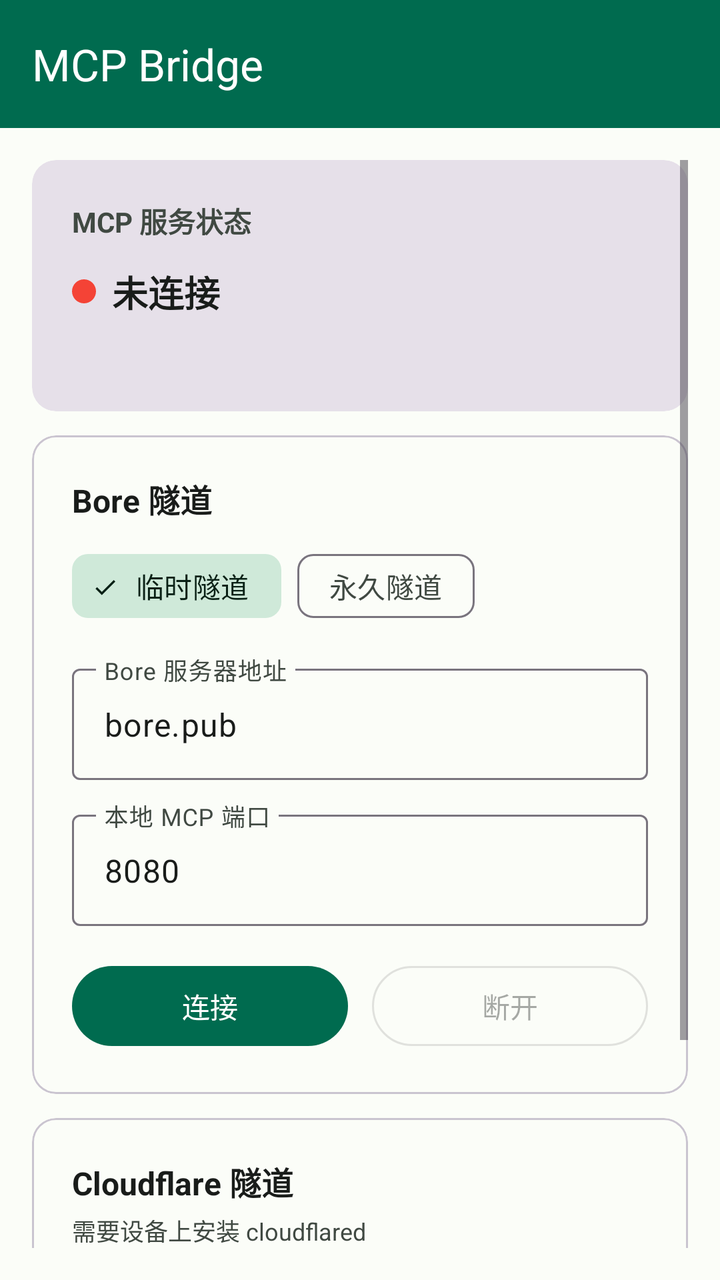
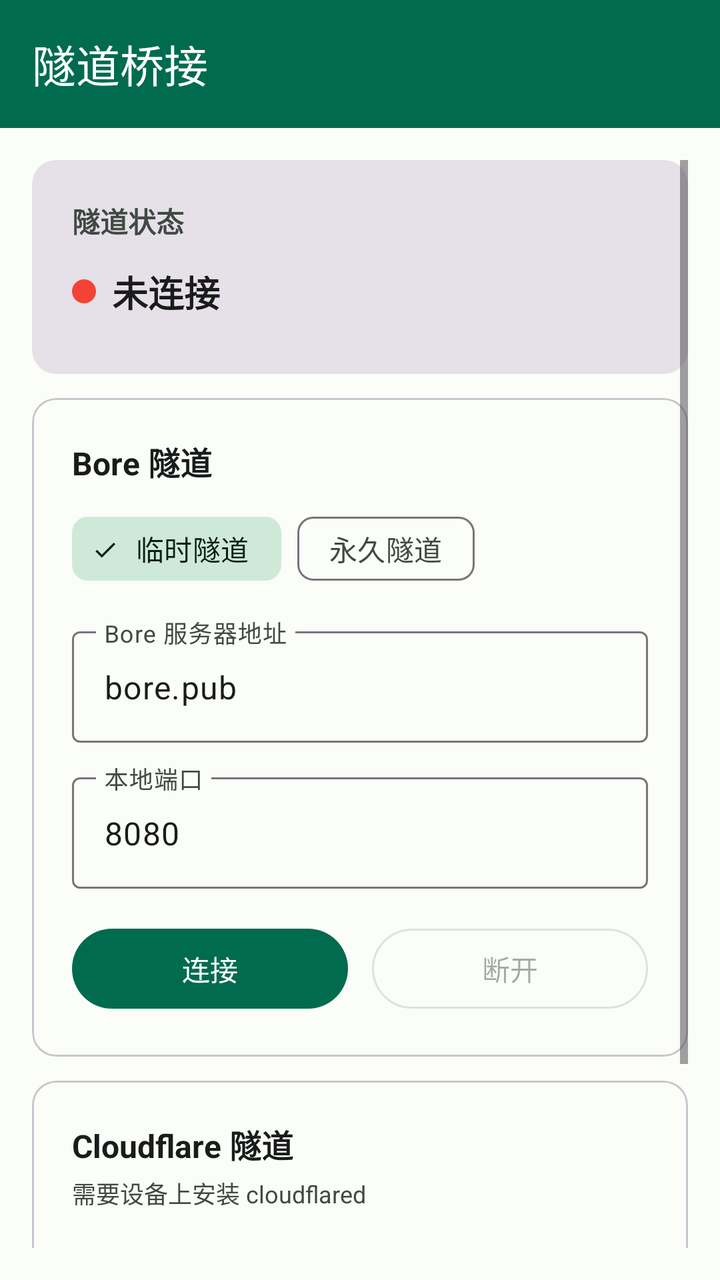

The first picture is an Android layout as it rendered before a commit; the second is the same layout after the commit. The layout source and the unified diff follow.
<!-- AndroidManifest.xml: activity theme Theme.MCPBridgeEnhanced -->
<!-- res/layout/activity_main.xml -->
<?xml version="1.0" encoding="utf-8"?>
<androidx.coordinatorlayout.widget.CoordinatorLayout xmlns:android="http://schemas.android.com/apk/res/android"
    xmlns:app="http://schemas.android.com/apk/res-auto"
    xmlns:tools="http://schemas.android.com/tools"
    android:layout_width="match_parent"
    android:layout_height="match_parent"
    tools:context=".MainActivity">

    <com.google.android.material.appbar.MaterialToolbar
        android:id="@+id/toolbar"
        android:layout_width="match_parent"
        android:layout_height="?attr/actionBarSize"
        android:background="?attr/colorPrimary"
        android:elevation="4dp"
        app:title="MCP Bridge"
        app:titleTextColor="@color/on_primary" />

    <ScrollView
        android:layout_width="match_parent"
        android:layout_height="match_parent"
        android:layout_marginTop="?attr/actionBarSize"
        android:padding="16dp">

        <LinearLayout
            android:layout_width="match_parent"
            android:layout_height="wrap_content"
            android:orientation="vertical"
            android:gravity="center_horizontal">

            
            <com.google.android.material.card.MaterialCardView
                android:layout_width="match_parent"
                android:layout_height="wrap_content"
                style="@style/Widget.Material3.CardView.Filled"
                app:cardElevation="0dp"
                android:layout_marginBottom="12dp">

                <LinearLayout
                    android:layout_width="match_parent"
                    android:layout_height="wrap_content"
                    android:orientation="vertical"
                    android:padding="20dp">

                    <TextView
                        android:layout_width="wrap_content"
                        android:layout_height="wrap_content"
                        android:text="MCP 服务状态"
                        android:textSize="14sp"
                        android:textColor="?attr/colorOnSurfaceVariant"
                        android:textStyle="bold"
                        android:layout_marginBottom="12dp" />

                    <LinearLayout
                        android:layout_width="match_parent"
                        android:layout_height="wrap_content"
                        android:orientation="horizontal"
                        android:gravity="center_vertical"
                        android:layout_marginBottom="8dp">

                        <TextView
                            android:id="@+id/tvStatusIndicator"
                            android:layout_width="12dp"
                            android:layout_height="12dp"
                            android:background="@drawable/circle_indicator"
                            android:layout_marginEnd="8dp" />

                        <TextView
                            android:id="@+id/tvStatus"
                            android:layout_width="wrap_content"
                            android:layout_height="wrap_content"
                            android:text="未连接"
                            android:textSize="18sp"
                            android:textStyle="bold"
                            android:textColor="?attr/colorOnSurface" />

                        <TextView
                            android:id="@+id/tvTunnelType"
                            android:layout_width="wrap_content"
                            android:layout_height="wrap_content"
                            android:text=""
                            android:textSize="12sp"
                            android:textColor="?attr/colorOnSurfaceVariant"
                            android:layout_marginStart="8dp" />
                    </LinearLayout>

                    <TextView
                        android:id="@+id/tvTunnelUrl"
                        android:layout_width="wrap_content"
                        android:layout_height="wrap_content"
                        android:text=""
                        android:textSize="13sp"
                        android:textColor="?attr/colorPrimary"
                        android:textIsSelectable="true"
                        android:visibility="gone" />

                    <TextView
                        android:id="@+id/tvMcpServerStatus"
                        android:layout_width="wrap_content"
                        android:layout_height="wrap_content"
                        android:text=""
                        android:textSize="11sp"
                        android:textColor="?attr/colorOnSurfaceVariant"
                        android:layout_marginTop="4dp" />
                </LinearLayout>
            </com.google.android.material.card.MaterialCardView>

            
            <com.google.android.material.card.MaterialCardView
                android:layout_width="match_parent"
                android:layout_height="wrap_content"
                style="@style/Widget.Material3.CardView.Outlined"
                android:layout_marginBottom="12dp">

                <LinearLayout
                    android:layout_width="match_parent"
                    android:layout_height="wrap_content"
                    android:orientation="vertical"
                    android:padding="20dp">

                    <TextView
                        android:layout_width="wrap_content"
                        android:layout_height="wrap_content"
                        android:text="Bore 隧道"
                        android:textSize="16sp"
                        android:textStyle="bold"
                        android:textColor="?attr/colorOnSurface"
                        android:layout_marginBottom="8dp" />

                    
                    <com.google.android.material.chip.ChipGroup
                        android:id="@+id/chipTunnelMode"
                        android:layout_width="match_parent"
                        android:layout_height="wrap_content"
                        android:layout_marginBottom="12dp"
                        app:singleSelection="true"
                        app:selectionRequired="true">

                        <com.google.android.material.chip.Chip
                            android:id="@+id/chipTempTunnel"
                            android:layout_width="wrap_content"
                            android:layout_height="wrap_content"
                            android:text="临时隧道"
                            android:checked="true"
                            style="@style/Widget.Material3.Chip.Filter" />

                        <com.google.android.material.chip.Chip
                            android:id="@+id/chipPermTunnel"
                            android:layout_width="wrap_content"
                            android:layout_height="wrap_content"
                            android:text="永久隧道"
                            style="@style/Widget.Material3.Chip.Filter" />

                    </com.google.android.material.chip.ChipGroup>

                    <com.google.android.material.textfield.TextInputLayout
                        android:id="@+id/tilBoreHost"
                        android:layout_width="match_parent"
                        android:layout_height="wrap_content"
                        android:hint="Bore 服务器地址"
                        android:layout_marginBottom="12dp"
                        style="@style/Widget.Material3.TextInputLayout.OutlinedBox">

                        <com.google.android.material.textfield.TextInputEditText
                            android:id="@+id/etBoreHost"
                            android:layout_width="match_parent"
                            android:layout_height="wrap_content"
                            android:text="bore.pub"
                            android:inputType="text" />
                    </com.google.android.material.textfield.TextInputLayout>

                    <com.google.android.material.textfield.TextInputLayout
                        android:id="@+id/tilLocalPort"
                        android:layout_width="match_parent"
                        android:layout_height="wrap_content"
                        android:hint="本地 MCP 端口"
                        android:layout_marginBottom="16dp"
                        style="@style/Widget.Material3.TextInputLayout.OutlinedBox">

                        <com.google.android.material.textfield.TextInputEditText
                            android:id="@+id/etLocalPort"
                            android:layout_width="match_parent"
                            android:layout_height="wrap_content"
                            android:inputType="number"
                            android:text="8080" />
                    </com.google.android.material.textfield.TextInputLayout>

                    <LinearLayout
                        android:layout_width="match_parent"
                        android:layout_height="wrap_content"
                        android:orientation="horizontal">

                        <com.google.android.material.button.MaterialButton
                            android:id="@+id/btnConnect"
                            android:layout_width="0dp"
                            android:layout_height="wrap_content"
                            android:layout_weight="1"
                            android:text="连接"
                            android:layout_marginEnd="6dp"
                            style="@style/Widget.Material3.Button" />

                        <com.google.android.material.button.MaterialButton
                            android:id="@+id/btnDisconnect"
                            android:layout_width="0dp"
                            android:layout_height="wrap_content"
                            android:layout_weight="1"
                            android:text="断开"
                            android:enabled="false"
                            android:layout_marginStart="6dp"
                            style="@style/Widget.Material3.Button.OutlinedButton" />
                    </LinearLayout>
                </LinearLayout>
            </com.google.android.material.card.MaterialCardView>

            
            <com.google.android.material.card.MaterialCardView
                android:layout_width="match_parent"
                android:layout_height="wrap_content"
                style="@style/Widget.Material3.CardView.Outlined"
                android:layout_marginBottom="12dp">

                <LinearLayout
                    android:layout_width="match_parent"
                    android:layout_height="wrap_content"
                    android:orientation="vertical"
                    android:padding="20dp">

                    <TextView
                        android:layout_width="wrap_content"
                        android:layout_height="wrap_content"
                        android:text="Cloudflare 隧道"
                        android:textSize="16sp"
                        android:textStyle="bold"
                        android:textColor="?attr/colorOnSurface"
                        android:layout_marginBottom="4dp" />

                    <TextView
                        android:layout_width="wrap_content"
                        android:layout_height="wrap_content"
                        android:text="需要设备上安装 cloudflared"
                        android:textSize="12sp"
                        android:textColor="?attr/colorOnSurfaceVariant"
                        android:layout_marginBottom="16dp" />

                    <com.google.android.material.button.MaterialButton
                        android:id="@+id/btnCloudflare"
                        android:layout_width="match_parent"
                        android:layout_height="wrap_content"
                        android:text="打开 Cloudflare 配置"
                        style="@style/Widget.Material3.Button.TonalButton" />
                </LinearLayout>
            </com.google.android.material.card.MaterialCardView>

            
            <com.google.android.material.card.MaterialCardView
                android:id="@+id/cardEventLog"
                android:layout_width="match_parent"
                android:layout_height="wrap_content"
                style="@style/Widget.Material3.CardView.Outlined"
                android:layout_marginBottom="12dp"
                android:visibility="gone">

                <LinearLayout
                    android:layout_width="match_parent"
                    android:layout_height="wrap_content"
                    android:orientation="vertical"
                    android:padding="20dp">

                    <LinearLayout
                        android:layout_width="match_parent"
                        android:layout_height="wrap_content"
                        android:orientation="horizontal"
                        android:gravity="center_vertical"
                        android:layout_marginBottom="4dp">

                        <TextView
                            android:layout_width="0dp"
                            android:layout_height="wrap_content"
                            android:layout_weight="1"
                            android:text="运行日志"
                            android:textSize="14sp"
                            android:textColor="?attr/colorOnSurfaceVariant"
                            android:textStyle="bold" />

                        <com.google.android.material.button.MaterialButton
                            android:id="@+id/btnClearLog"
                            android:layout_width="wrap_content"
                            android:layout_height="wrap_content"
                            android:text="清空"
                            android:textSize="12sp"
                            style="@style/Widget.Material3.Button.TextButton"
                            android:padding="0dp"
                            android:minHeight="0dp"
                            android:lines="1" />
                    </LinearLayout>

                    <LinearLayout
                        android:layout_width="match_parent"
                        android:layout_height="wrap_content"
                        android:orientation="horizontal"
                        android:gravity="center_vertical"
                        android:layout_marginBottom="8dp">

                        <com.google.android.material.chip.Chip
                            android:id="@+id/chipLogBore"
                            android:layout_width="wrap_content"
                            android:layout_height="wrap_content"
                            android:text="Bore"
                            android:textSize="12sp"
                            android:checked="true"
                            style="@style/Widget.Material3.Chip.Assist" />

                        <com.google.android.material.chip.Chip
                            android:id="@+id/chipLogCf"
                            android:layout_width="wrap_content"
                            android:layout_height="wrap_content"
                            android:text="CF"
                            android:textSize="12sp"
                            style="@style/Widget.Material3.Chip.Assist" />

                        <TextView
                            android:id="@+id/tvLogSource"
                            android:layout_width="wrap_content"
                            android:layout_height="wrap_content"
                            android:text=""
                            android:textSize="11sp"
                            android:textColor="?attr/colorOnSurfaceVariant"
                            android:layout_marginStart="8dp" />
                    </LinearLayout>

                    <TextView
                        android:id="@+id/tvEventLog"
                        android:layout_width="match_parent"
                        android:layout_height="wrap_content"
                        android:text=""
                        android:textSize="11sp"
                        android:textColor="?attr/colorOnSurfaceVariant"
                        android:fontFamily="monospace"
                        android:lineSpacingExtra="2dp"
                        android:padding="12dp"
                        android:background="@drawable/log_background"
                        android:minHeight="80dp" />
                </LinearLayout>
            </com.google.android.material.card.MaterialCardView>

            
            <com.google.android.material.button.MaterialButton
                android:id="@+id/btnFloatSetting"
                android:layout_width="match_parent"
                android:layout_height="wrap_content"
                android:text="悬浮窗设置"
                android:layout_marginBottom="8dp"
                style="@style/Widget.Material3.Button.TextButton"
                android:gravity="start"
                android:drawablePadding="8dp" />

        </LinearLayout>
    </ScrollView>

</androidx.coordinatorlayout.widget.CoordinatorLayout>
<!-- resources referenced by this layout -->
<resources>
  <color name="on_primary">#FFFFFF</color>
  <!-- drawable circle_indicator (drawable) -->
  <?xml version="1.0" encoding="utf-8"?>
  <shape xmlns:android="http://schemas.android.com/apk/res/android"
      android:shape="oval">
      <solid android:color="@color/status_disconnected" />
      <size android:width="12dp" android:height="12dp" />
  </shape>
  <!-- drawable log_background (drawable) -->
  <?xml version="1.0" encoding="utf-8"?>
  <shape xmlns:android="http://schemas.android.com/apk/res/android"
      android:shape="rectangle">
      <solid android:color="#1A000000" />
      <corners android:radius="8dp" />
      <stroke
          android:width="1dp"
          android:color="#33000000" />
  </shape>
  <style name="Theme.MCPBridgeEnhanced" parent="Theme.Material3.DayNight.NoActionBar">
          <item name="colorPrimary">@color/primary</item>
          <item name="colorOnPrimary">@color/on_primary</item>
          <item name="colorPrimaryContainer">@color/primary_container</item>
          <item name="colorOnPrimaryContainer">@color/on_primary_container</item>
          <item name="colorSecondary">@color/secondary</item>
          <item name="colorOnSecondary">@color/on_secondary</item>
          <item name="colorSecondaryContainer">@color/secondary_container</item>
          <item name="colorOnSecondaryContainer">@color/on_secondary_container</item>
          <item name="colorTertiary">@color/tertiary</item>
          <item name="colorOnTertiary">@color/on_tertiary</item>
          <item name="colorTertiaryContainer">@color/tertiary_container</item>
          <item name="colorOnTertiaryContainer">@color/on_tertiary_container</item>
          <item name="android:colorBackground">@color/background</item>
          <item name="colorOnBackground">@color/on_background</item>
          <item name="colorSurface">@color/surface</item>
          <item name="colorOnSurface">@color/on_surface</item>
          <item name="colorSurfaceVariant">@color/surface_variant</item>
          <item name="colorOnSurfaceVariant">@color/on_surface_variant</item>
          <item name="colorError">@color/error</item>
          <item name="colorOnError">@color/on_error</item>
          <item name="colorErrorContainer">@color/error_container</item>
      </style>
  <color name="status_disconnected">#F44336</color>
  <color name="primary">#006B4F</color>
  <color name="primary_container">#8CF8C9</color>
  <color name="on_primary_container">#002115</color>
  <color name="secondary">#4C6357</color>
  <color name="on_secondary">#FFFFFF</color>
  <color name="secondary_container">#CFE9D9</color>
  <color name="on_secondary_container">#092015</color>
  <color name="tertiary">#3D6473</color>
  <color name="on_tertiary">#FFFFFF</color>
  <color name="tertiary_container">#C0E8FB</color>
  <color name="on_tertiary_container">#001F29</color>
  <color name="background">#FBFDF8</color>
  <color name="on_background">#191C1A</color>
  <color name="surface">#FBFDF8</color>
  <color name="on_surface">#191C1A</color>
  <color name="surface_variant">#DBE5DD</color>
  <color name="on_surface_variant">#404942</color>
  <color name="error">#BA1A1A</color>
  <color name="on_error">#FFFFFF</color>
  <color name="error_container">#FFDAD6</color>
</resources>

<!-- the commit's change to res/layout/activity_main.xml (unified diff, before → after) -->
@@ -12,7 +12,7 @@
         android:layout_height="?attr/actionBarSize"
         android:background="?attr/colorPrimary"
         android:elevation="4dp"
-        app:title="MCP Bridge"
+        app:title="隧道桥接"
         app:titleTextColor="@color/on_primary" />
 
     <ScrollView
@@ -44,7 +44,7 @@
                     <TextView
                         android:layout_width="wrap_content"
                         android:layout_height="wrap_content"
-                        android:text="MCP 服务状态"
+                        android:text="隧道状态"
                         android:textSize="14sp"
                         android:textColor="?attr/colorOnSurfaceVariant"
                         android:textStyle="bold"
@@ -93,15 +93,7 @@
                         android:textIsSelectable="true"
                         android:visibility="gone" />
 
-                    <TextView
-                        android:id="@+id/tvMcpServerStatus"
-                        android:layout_width="wrap_content"
-                        android:layout_height="wrap_content"
-                        android:text=""
-                        android:textSize="11sp"
-                        android:textColor="?attr/colorOnSurfaceVariant"
-                        android:layout_marginTop="4dp" />
-                </LinearLayout>
+                    </LinearLayout>
             </com.google.android.material.card.MaterialCardView>
 
             
@@ -172,7 +164,7 @@
                         android:id="@+id/tilLocalPort"
                         android:layout_width="match_parent"
                         android:layout_height="wrap_content"
-                        android:hint="本地 MCP 端口"
+                        android:hint="本地端口"
                         android:layout_marginBottom="16dp"
                         style="@style/Widget.Material3.TextInputLayout.OutlinedBox">
 
